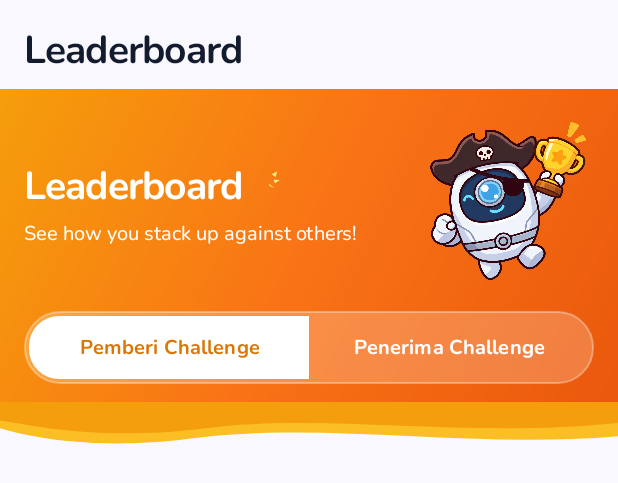
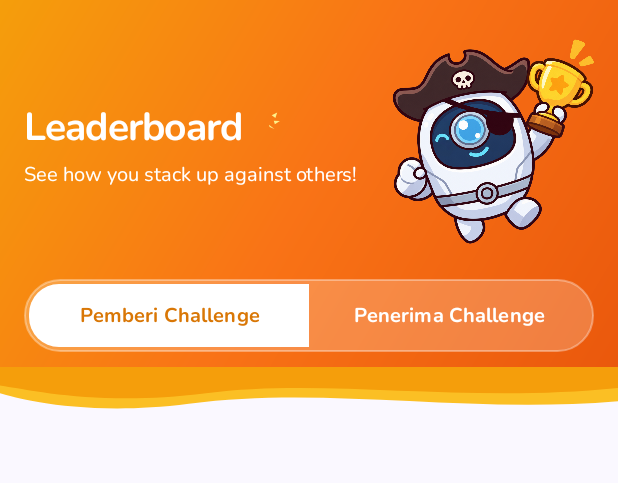
Before and after one commit to OlanIsm/bounty, an Android app: the layout screen_leaderboard.xml on its own in the app's theme, with its tools: preview values and no code run, on a phone screen of 412 x 824 dp. Shown: the top 483 px of the screen. Run offline under Robolectric (Android 15) with nearby library versions, the phone set to English and light mode, and no system bars.

Commit message:
feat(leaderboard): make orange hero section go edge-to-edge under status bar, remove duplicate titles, and enlarge mascot
- Hide main toolbar on leaderboard tab in MainActivity and color status bar with bounty_orange_hero (#EA580C)
- Remove extra title TextView outside the orange banner in screen_leaderboard.xml
- Enlarge mascot_leaderboard view to 165x160dp to completely fill the right side of the orange hero section

```diff
--- a/app/src/main/kotlin/id/ac/binus/bounty/activities/MainActivity.kt
+++ b/app/src/main/kotlin/id/ac/binus/bounty/activities/MainActivity.kt
@@ -207,6 +207,10 @@ class MainActivity : AppCompatActivity() {
         if (destination == R.id.nav_my_challenges || destination == R.id.nav_home) {
             toolbar.visibility = View.GONE
             rootLayout?.setBackgroundResource(R.color.bounty_primary)
+            insetsController.isAppearanceLightStatusBars = false
+        } else if (destination == R.id.nav_leaderboard) {
+            toolbar.visibility = View.GONE
+            rootLayout?.setBackgroundResource(R.color.bounty_orange_hero)
             insetsController.isAppearanceLightStatusBars = false
         } else {
             toolbar.visibility = View.VISIBLE
--- a/app/src/main/res/layout/screen_leaderboard.xml
+++ b/app/src/main/res/layout/screen_leaderboard.xml
@@ -7,22 +7,7 @@
     android:orientation="vertical"
     android:background="@color/bounty_background">
 
-    <!-- Top Page Title (Black, exactly like Image 2) -->
-    <TextView
-        android:id="@+id/leaderboard_page_title"
-        style="@style/BountyHeading"
-        android:layout_width="match_parent"
-        android:layout_height="wrap_content"
-        android:paddingHorizontal="16dp"
-        android:paddingTop="14dp"
-        android:paddingBottom="8dp"
-        android:textSize="26sp"
-        android:textStyle="bold"
-        android:letterSpacing="-0.02"
-        android:textColor="@color/bounty_text"
-        android:text="@string/leaderboard_title" />
-
-    <!-- Orange Hero Banner with Mascot (Exactly like Image 2) -->
+    <!-- Orange Hero Banner with Mascot (Edge-to-edge covering status bar) -->
     <LinearLayout
         android:id="@+id/leaderboard_header_container"
         android:layout_width="match_parent"
@@ -30,8 +15,8 @@
         android:background="@drawable/bg_leaderboard_header"
         android:orientation="vertical"
         android:paddingHorizontal="16dp"
-        android:paddingTop="14dp"
-        android:paddingBottom="12dp">
+        android:paddingTop="16dp"
+        android:paddingBottom="10dp">
 
         <!-- Banner Top Row: Info (Left) + Mascot Graphic (Right) -->
         <LinearLayout
@@ -81,13 +66,13 @@
                     android:text="See how you stack up against others!" />
             </LinearLayout>
 
-            <!-- Right Mascot Image (mascot_leaderboard.png) -->
+            <!-- Right Mascot Image (Enlarged to fill right section) -->
             <ImageView
                 android:id="@+id/leaderboard_mascot"
-                android:layout_width="128dp"
-                android:layout_height="124dp"
-                android:layout_marginStart="8dp"
-                android:layout_marginEnd="-4dp"
+                android:layout_width="165dp"
+                android:layout_height="160dp"
+                android:layout_marginStart="4dp"
+                android:layout_marginEnd="-12dp"
                 android:scaleType="fitCenter"
                 android:src="@drawable/mascot_leaderboard"
                 android:contentDescription="@null"
--- a/app/src/main/res/values/colors.xml
+++ b/app/src/main/res/values/colors.xml
@@ -20,6 +20,7 @@
     <color name="bounty_secondary_fixed_dim">#FFB95F</color>
     <color name="bounty_on_secondary_fixed">#2A1700</color>
     <color name="bounty_gold_accent">#F59E0B</color>
+    <color name="bounty_orange_hero">#EA580C</color>
     <color name="bounty_gold_bg">#FEF3C7</color>
     <color name="bounty_gold_text">#B45309</color>
 
```
